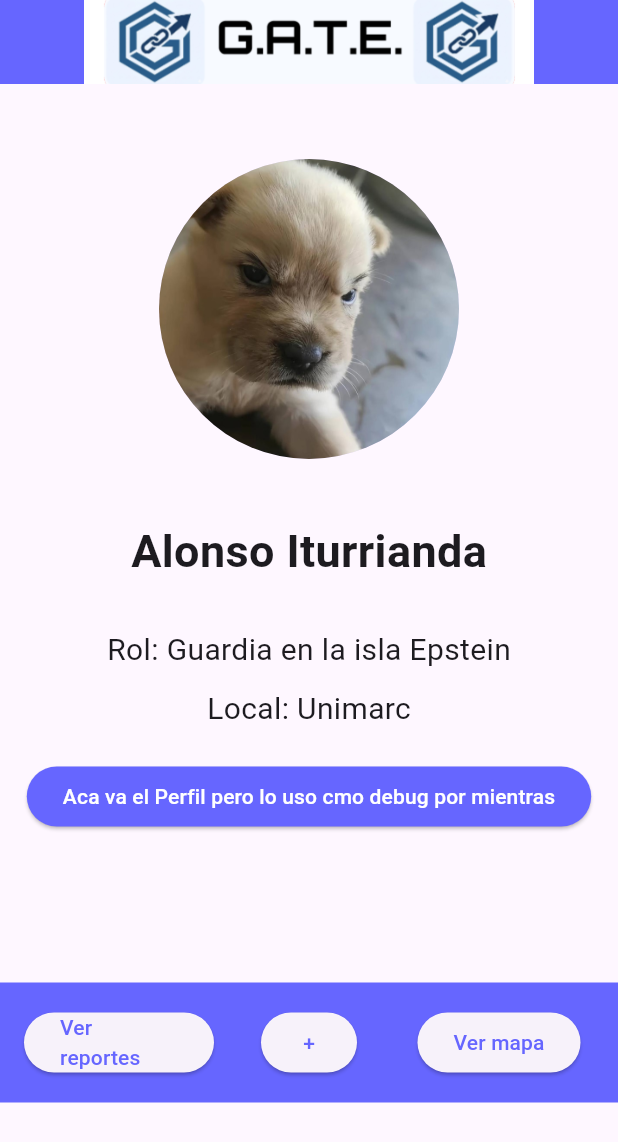
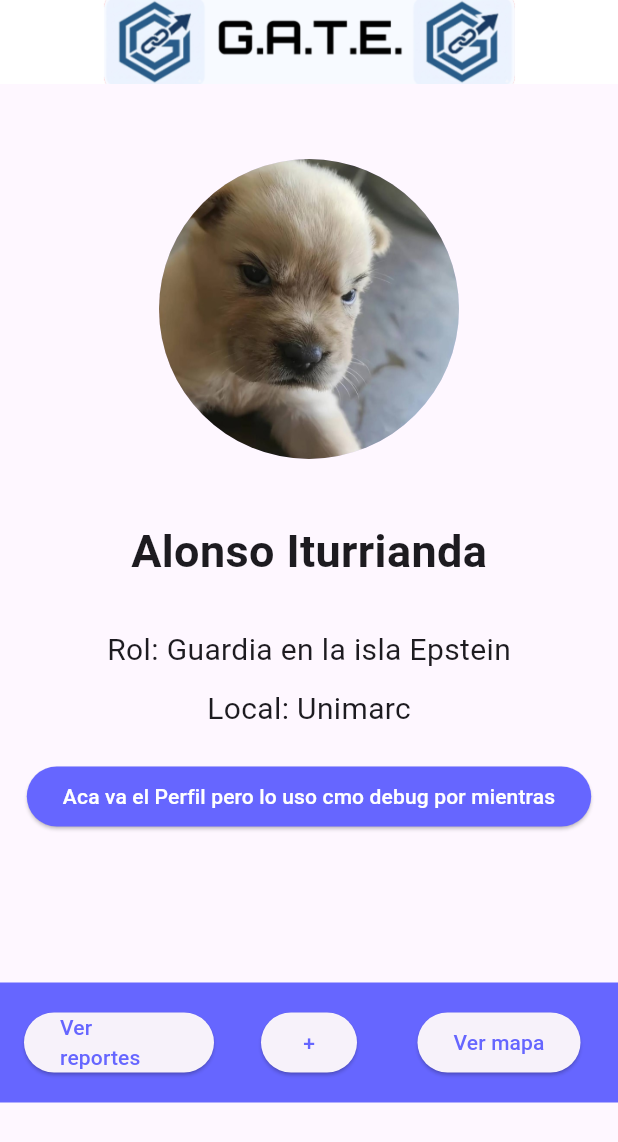
Before and after one commit to Allycathe/GATE, a Flutter app: the screen it shows after launch, on a phone screen of 412 x 824 dp. Shown: the top 1142 px of the screen. Run offline on Flutter 3.47's test engine with Material 3 defaults, Android fonts, the light colour scheme and no system bars; our stand-ins replace flutter_map, geolocator, latlong2.

Commit message:
Directorio para widgets de interfaz

```diff
--- a/gate/lib/custom_widgets/navbar.dart
+++ b/gate/lib/custom_widgets/navbar.dart
@@ -23,7 +23,7 @@ class CustomAppBar extends StatelessWidget
                       fit: BoxFit.contain,
                     );
                   },
-        ) , centerTitle: true, backgroundColor: interfaceColor,
+        ) , centerTitle: true, backgroundColor: Colors.white,
     );
   }
 
```
